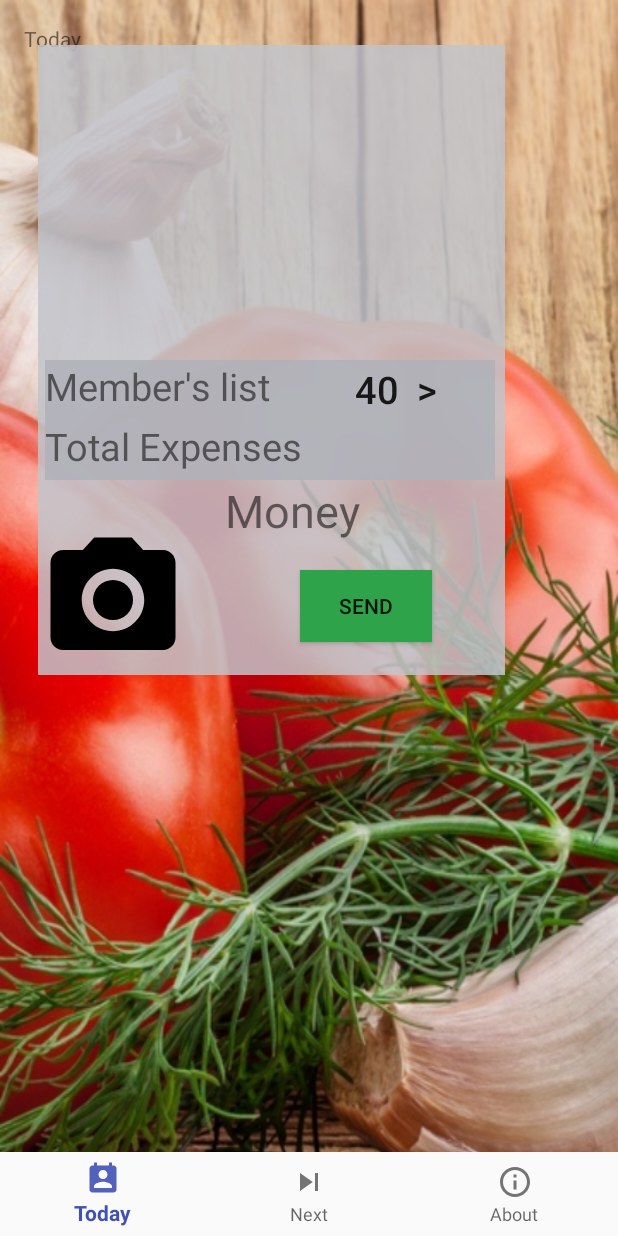
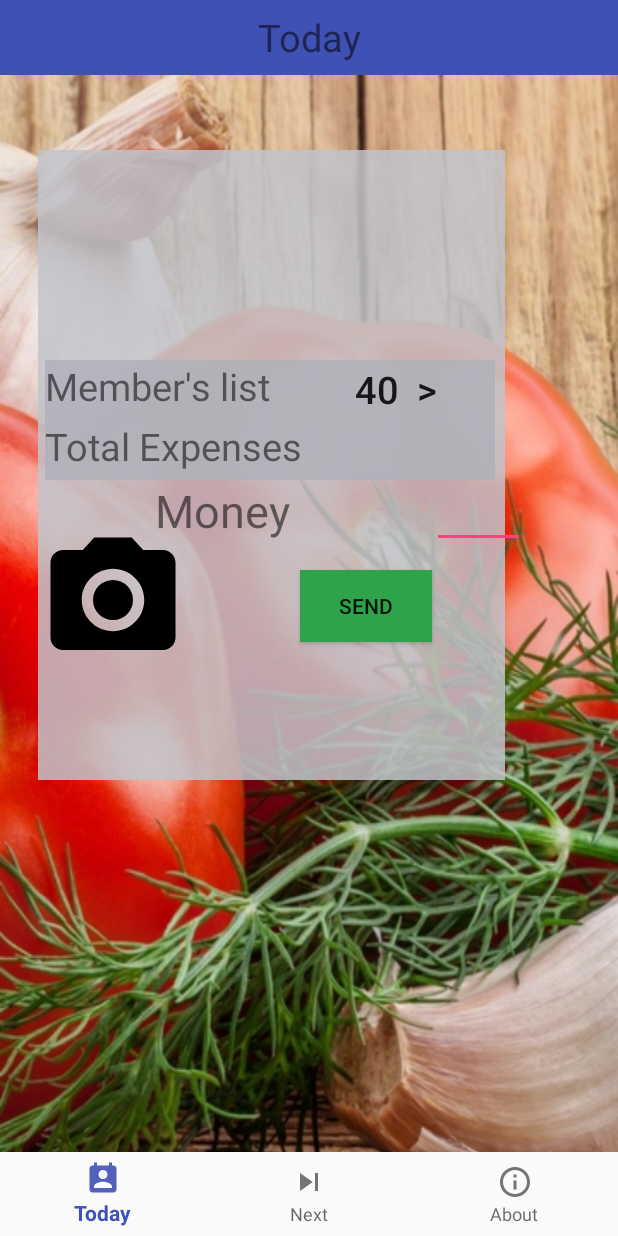
Before and after one commit to samvelpetrosyanITC9/Android, an Android app: the layout activity_main.xml on its own in the app's theme, with its tools: preview values and no code run, on a phone screen of 412 x 824 dp. Run offline under Robolectric (Android 15) with nearby library versions, the phone set to English and light mode, and no system bars.

Commit message:
Master Cook update

```diff
--- a/MasterCook/app/src/main/java/cookmaster/instigatemobile/com/mastercook/MainActivity.java
+++ b/MasterCook/app/src/main/java/cookmaster/instigatemobile/com/mastercook/MainActivity.java
@@ -1,13 +1,15 @@
 package cookmaster.instigatemobile.com.mastercook;
 
+import android.app.Activity;
 import android.os.Bundle;
 import android.support.annotation.NonNull;
 import android.support.design.widget.BottomNavigationView;
 import android.support.v7.app.AppCompatActivity;
 import android.view.MenuItem;
+import android.view.Window;
 import android.widget.TextView;
 
-public class MainActivity extends AppCompatActivity {
+public class MainActivity extends Activity {
 
     private TextView mTextMessage;
 
@@ -34,6 +36,7 @@ public class MainActivity extends AppCompatActivity {
     @Override
     protected void onCreate(Bundle savedInstanceState) {
         super.onCreate(savedInstanceState);
+        requestWindowFeature(Window.FEATURE_NO_TITLE);
         setContentView(R.layout.activity_main);
 
         mTextMessage = (TextView) findViewById(R.id.message);
--- a/MasterCook/app/src/main/res/layout/activity_main.xml
+++ b/MasterCook/app/src/main/res/layout/activity_main.xml
@@ -11,12 +11,12 @@
 
     <TextView
         android:id="@+id/message"
-        android:layout_width="wrap_content"
-        android:layout_height="wrap_content"
-        android:layout_marginLeft="@dimen/activity_horizontal_margin"
-        android:layout_marginStart="@dimen/activity_horizontal_margin"
-        android:layout_marginTop="@dimen/activity_vertical_margin"
+        android:layout_width="match_parent"
+        android:layout_height="50sp"
         android:text="@string/title_home"
+        android:background="@color/colorPrimary"
+        android:textSize="25dp"
+        android:gravity="center"
         app:layout_constraintLeft_toLeftOf="parent"
         app:layout_constraintTop_toTopOf="parent" />
 
@@ -31,10 +31,17 @@
         app:layout_constraintLeft_toLeftOf="parent"
         app:layout_constraintRight_toRightOf="parent"
         app:menu="@menu/navigation" />
+    <ScrollView
+        android:id="@+id/layout1"
+        android:layout_width="fill_parent"
+        android:layout_height="wrap_content"
+        android:orientation="horizontal">
 
     <RelativeLayout
         android:layout_width="wrap_content"
-        android:layout_height="wrap_content">
+        android:layout_height="wrap_content"
+        tools:layout_editor_absoluteX="16dp"
+        tools:layout_editor_absoluteY="16dp">
 
 
         <TextView
@@ -42,7 +49,7 @@
             android:layout_width="311dp"
             android:layout_height="420dp"
             android:layout_marginLeft="25sp"
-            android:layout_marginTop="30sp"
+            android:layout_marginTop="100sp"
             android:background="#D8C2C4CC" />
 
         <ImageView
@@ -57,49 +64,61 @@
             android:id="@+id/money"
             android:layout_width="150sp"
             android:layout_height="40sp"
-            android:layout_marginTop="320sp"
-            android:layout_marginLeft="150sp"
+            android:layout_alignParentStart="true"
+            android:layout_below="@+id/total_expenses"
+            android:layout_marginStart="103dp"
             android:text="Money"
-            android:textSize="30sp"/>
+            android:textSize="30sp" />
 
         <Button
             android:id="@+id/send"
             android:layout_width="wrap_content"
             android:layout_height="wrap_content"
+            android:layout_marginLeft="200sp"
             android:layout_marginTop="380sp"
-            android:layout_marginLeft="200sp"
-            android:text="Send"
-            android:background="#FF2EA349"/>
+            android:background="#FF2EA349"
+            android:text="Send" />
 
         <TextView
             android:id="@+id/total_expenses"
             android:layout_width="300sp"
             android:layout_height="40sp"
+            android:layout_marginLeft="30sp"
+            android:layout_marginTop="280sp"
             android:background="#DFB1B2BA"
             android:text="Total Expenses"
-            android:textSize="25dp"
-            android:layout_marginLeft="30sp"
-            android:layout_marginTop="280sp"/>
+            android:textSize="25dp" />
 
         <TextView
             android:id="@+id/member_list"
             android:layout_width="300sp"
             android:layout_height="40sp"
+            android:layout_marginLeft="30sp"
+            android:layout_marginTop="240sp"
             android:background="#DFB1B2BA"
             android:text="Member's list"
-            android:textSize="25dp"
-            android:layout_marginLeft="30sp"
-            android:layout_marginTop="240sp" />
+            android:textSize="25dp" />
 
         <Button
             android:id="@+id/breakfast_count"
             android:layout_width="wrap_content"
             android:layout_height="wrap_content"
+            android:layout_marginLeft="220sp"
+            android:layout_marginTop="235sp"
+            android:background="#003F51B5"
             android:text="40  >"
-            android:textSize="25dp"
-            android:background="#003F51B5"
-            android:layout_marginTop="235sp"
-            android:layout_marginLeft="220sp"/>
+            android:textSize="25dp" />
+
+        <EditText
+            android:id="@+id/editText"
+            android:layout_width="62dp"
+            android:layout_height="wrap_content"
+            android:layout_alignParentEnd="true"
+            android:layout_alignTop="@+id/money"
+            android:layout_marginEnd="62dp"
+            android:ems="10"
+            android:inputType="textPersonName"/>
     </RelativeLayout>
+    </ScrollView>
 
 </android.support.constraint.ConstraintLayout>
```
